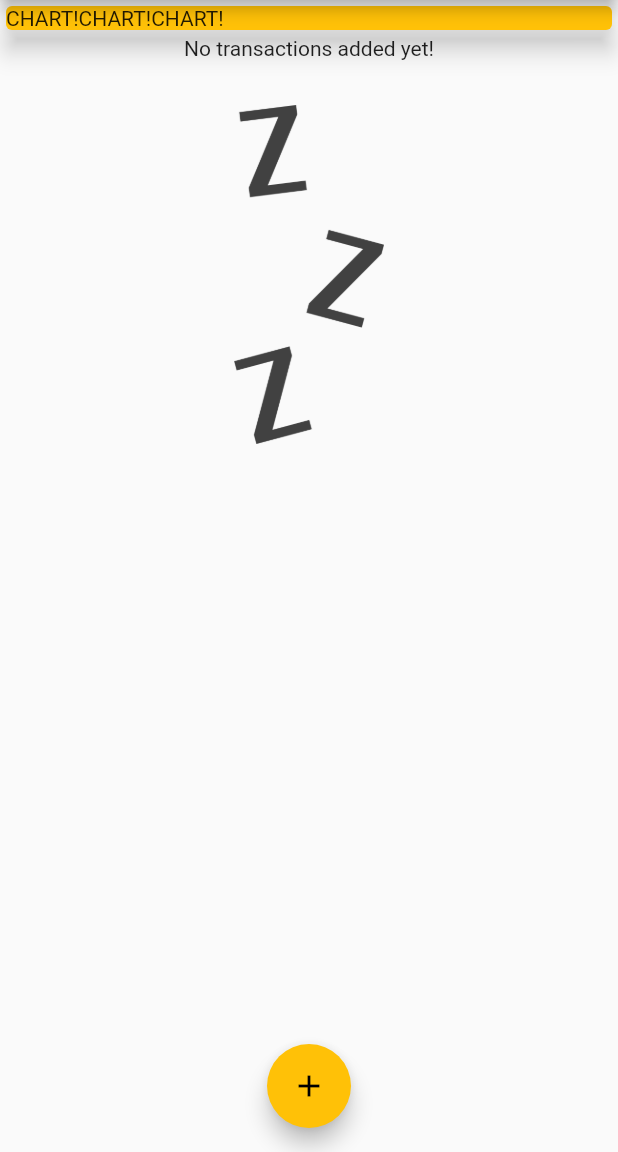
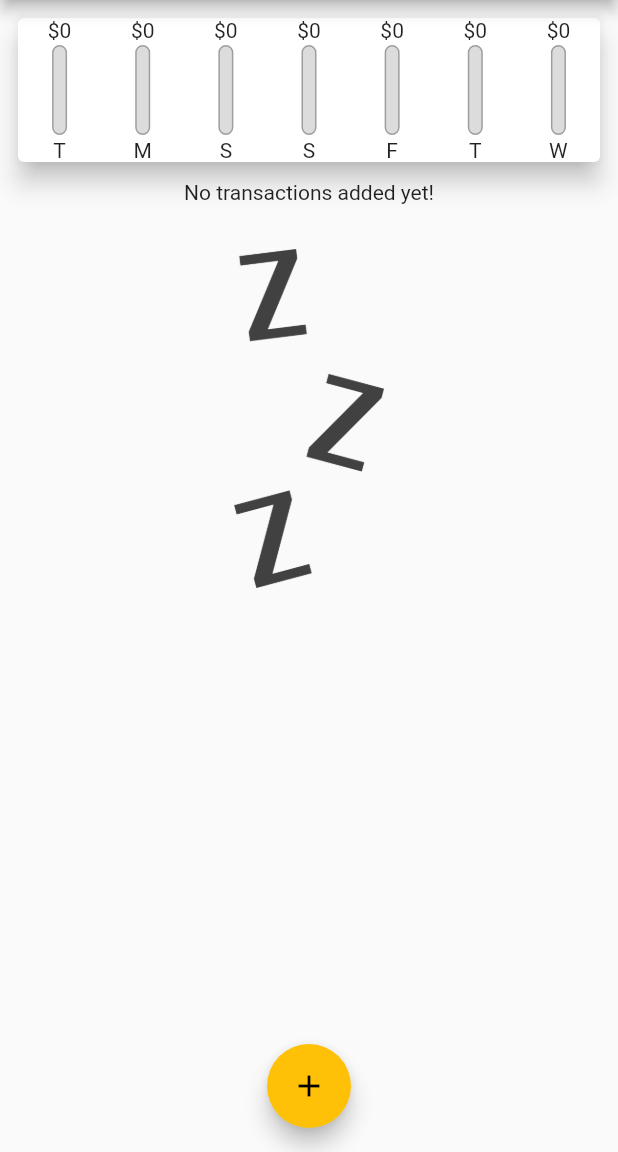
Before and after one commit to Furkangunduz/expenses_app, a Flutter app: the screen it shows after launch, on a phone screen of 412 x 824 dp, the part 84-1236 px from its top. Run offline on Flutter 3.47's test engine with Material 2 defaults, Android fonts, the phone set to English and light mode, and no system bars; Roboto replaces fonts that are missing (Quicksand).

Commit message:
chartBar

```diff
--- a/lib/main.dart
+++ b/lib/main.dart
@@ -4,6 +4,7 @@ import "./widgets/transaction_list.dart";
 import "package:flutter/material.dart";
 import "./models/transaction.dart";
 import "./widgets/new_transactions.dart";
+import "./widgets/chart.dart";
 
 void main() => runApp(MyApp());
 
@@ -31,6 +32,12 @@ class _MyHomePageState extends State<MyHomePage> {
     // Transaction(
     //     id: "t2", title: "shoes", amount: 99.99, dateTime: DateTime.now())
   ];
+
+  List<Transaction> get recentTransaction {
+    return _userTransactions.where((tx) {
+      return tx.dateTime.isAfter(DateTime.now().subtract(Duration(days: 7)));
+    }).toList();
+  }
 
   _addNewTransaction(String txtitle, double txamount) {
     final newTx = Transaction(
@@ -66,14 +73,8 @@ class _MyHomePageState extends State<MyHomePage> {
             // mainAxisAlignment: MainAxisAlignment.start,
             crossAxisAlignment: CrossAxisAlignment.stretch,
             children: <Widget>[
-              Container(
-                  width: double.infinity,
-                  child: Card(
-                    color: Theme.of(context).accentColor,
-                    child: Text("CHART!CHART!CHART!"),
-                    elevation: 7,
-                  )),
-              TransactionList(_userTransactions),
+              Chart(recentTransaction),
+              TransactionList(recentTransaction),
             ]),
         floatingActionButtonLocation: FloatingActionButtonLocation.centerFloat,
         floatingActionButton: FloatingActionButton(
--- /dev/null
+++ b/lib/widgets/chart.dart
@@ -0,0 +1,47 @@
+import 'package:expenses_app/widgets/chart_bar.dart';
+import 'package:flutter/material.dart';
+import 'package:intl/intl.dart';
+import '../models/transaction.dart';
+
+class Chart extends StatelessWidget {
+  final List<Transaction> recentTransaction;
+
+  Chart(this.recentTransaction);
+
+  List<Map<String, Object>> get groupedTransactionValues {
+    return List.generate(7, (index) {
+      final weekDay = DateTime.now().subtract(Duration(days: index));
+      var totalSum = 0.0;
+
+      for (int i = 0; i < recentTransaction.length; i++) {
+        if (recentTransaction[i].dateTime.day == weekDay.day &&
+            recentTransaction[i].dateTime.month == weekDay.month) {
+          totalSum += recentTransaction[i].amount;
+        }
+      }
+
+      return {
+        'day': DateFormat.E().format(weekDay).substring(0, 1),
+        'amount': totalSum
+      };
+    });
+  }
+
+  @override
+  Widget build(BuildContext context) {
+    print(groupedTransactionValues);
+    return Padding(
+      padding: EdgeInsets.all(8),
+      child: Card(
+        elevation: 7,
+        child: Row(
+          mainAxisAlignment: MainAxisAlignment.spaceAround,
+          children: groupedTransactionValues.map((data) {
+            return ChartBar(data["day"].toString(), data["amount"] as double,
+                (data['amount'] as double) / 100);
+          }).toList(),
+        ),
+      ),
+    );
+  }
+}
--- /dev/null
+++ b/lib/widgets/chart_bar.dart
@@ -0,0 +1,46 @@
+import 'package:flutter/material.dart';
+
+class ChartBar extends StatelessWidget {
+  late final String label;
+  late final double spendingAmount;
+  late final double spendingPctOfTotal;
+
+  ChartBar(this.label, this.spendingAmount, this.spendingPctOfTotal);
+
+  @override
+  Widget build(BuildContext context) {
+    return Container(
+      child: Column(
+        children: [
+          FittedBox(child: Text("\$${spendingAmount.toStringAsFixed(0)}")),
+          SizedBox(
+            height: 2,
+          ),
+          Container(
+            width: 10,
+            height: 60,
+            child: Stack(
+              children: [
+                Container(
+                  decoration: BoxDecoration(
+                      border: Border.all(color: Colors.grey, width: 1),
+                      color: Color.fromRGBO(220, 220, 220, 1),
+                      borderRadius: BorderRadius.circular(10)),
+                ),
+                FractionallySizedBox(
+                    heightFactor: spendingPctOfTotal,
+                    child: Container(
+                      decoration: BoxDecoration(
+                          color: Theme.of(context).primaryColor,
+                          borderRadius: BorderRadius.circular(10)),
+                    ))
+              ],
+            ),
+          ),
+          SizedBox(height: 2),
+          Text(label)
+        ],
+      ),
+    );
+  }
+}
```
